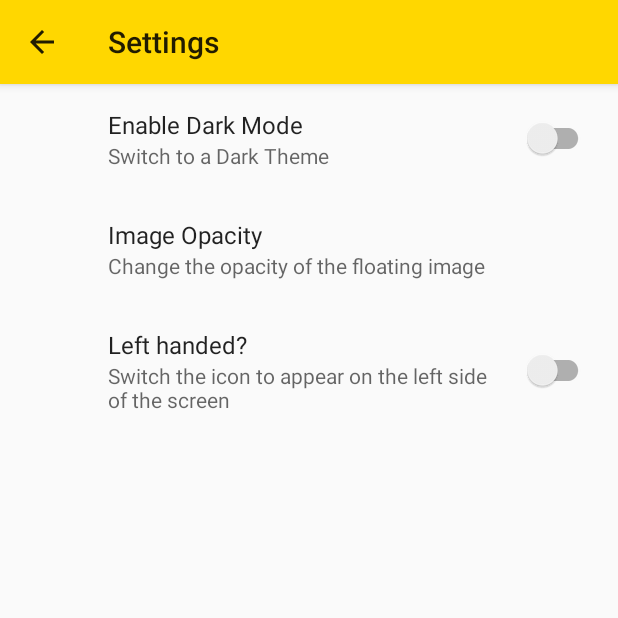
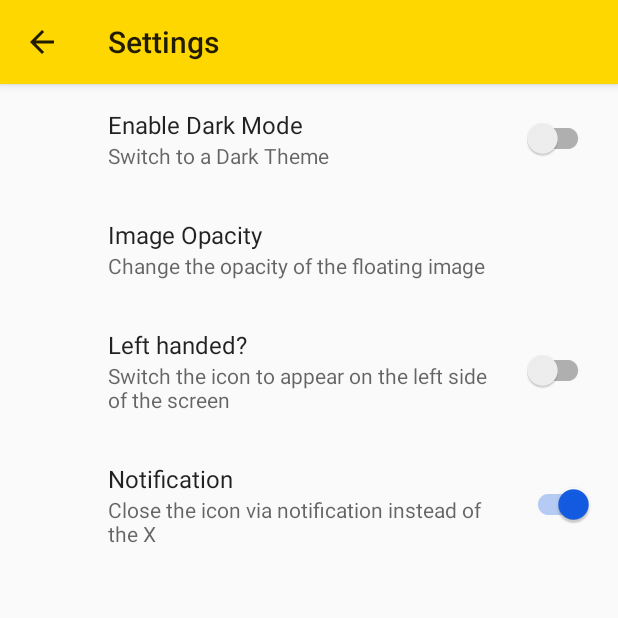
Before and after one commit to VicBow/HeroesHelperFree, an Android app: the SettingsActivity screen opened directly, with no data from a screen before it, on a phone screen of 412 x 824 dp, the top half of it. Run offline under Robolectric (Android 15) with nearby library versions, the phone set to English and light mode, and no system bars; our stand-ins replace androidx.preference.

Commit message:
Set a default value for transparency and added the persistent notification feature to close the app.

```diff
--- a/app/src/main/java/motivationalapps/heroeshelperFree/ActionReceiver.java
+++ b/app/src/main/java/motivationalapps/heroeshelperFree/ActionReceiver.java
@@ -3,18 +3,14 @@ package motivationalapps.heroeshelperFree;
 import android.content.BroadcastReceiver;
 import android.content.Context;
 import android.content.Intent;
-import android.widget.Toast;
 
 public class ActionReceiver extends BroadcastReceiver {
     @Override
     public void onReceive(Context context, Intent intent) {
         String action = intent.getStringExtra("close");
         if (action.equals("closeIcon")) {
-            Toast.makeText(context, "Close the icon!", Toast.LENGTH_LONG).show();
+            //Toast.makeText(context, "Close the icon!", Toast.LENGTH_LONG).show();
             FloatingWidgetService.closeItem("icon");
-        }
-        else if (action.equals("closeApp")) {
-            Toast.makeText(context, "Close the apps!", Toast.LENGTH_LONG).show();
         }
     }
 }
--- a/app/src/main/java/motivationalapps/heroeshelperFree/SettingsActivity.java
+++ b/app/src/main/java/motivationalapps/heroeshelperFree/SettingsActivity.java
@@ -8,6 +8,7 @@ public class SettingsActivity extends AppCompatActivity {
     public static final String KEY_PREF_THEME = "theme_switch";
     public static final String KEY_PREF_TRANSPARENT = "transparent_preference";
     public static final String KEY_PREF_HAND = "hand_switch";
+    public static final String KEY_PREF_NOTIFICATION = "notification_switch";
 
     @Override
     protected void onCreate(Bundle savedInstanceState) {
--- a/app/src/main/res/values/strings.xml
+++ b/app/src/main/res/values/strings.xml
@@ -8,7 +8,7 @@
         y is for any design change
         z is for content changes, corrections
     -->
-    <string name="last_updated">Last Updated: 06 Jul 2018 \nv3.5.14</string>
+    <string name="last_updated">Last Updated: 07 Jul 2018 \nv3.5.14</string>
 
     <string name="feedback">Submit Feedback</string>
     <string name="title_send_feedback">Send Feedback</string>
@@ -50,6 +50,8 @@
     <string name="opacity_summary">Change the opacity of the floating image</string>
     <string name="hand_title">Left handed?</string>
     <string name="hand_summary">Switch the icon to appear on the left side of the screen</string>
+    <string name="notification_title">Notification</string>
+    <string name="notification_summary">Close the icon via notification instead of the X</string>
 
     <string-array name="rating_stars">
         <item>&#9733; &#9733; &#9733; &#9733; &#9733;</item>
--- a/app/src/main/res/xml/preferences.xml
+++ b/app/src/main/res/xml/preferences.xml
@@ -12,7 +12,8 @@
         android:summary="@string/opacity_summary"
         android:inputType="number"
         android:entries="@array/opacity_array"
-        android:entryValues="@array/opacity_values" />
+        android:entryValues="@array/opacity_values"
+        android:defaultValue="255"/>
 
     <android.support.v7.preference.SwitchPreferenceCompat
         android:defaultValue="false"
@@ -20,4 +21,10 @@
         android:summary="@string/hand_summary"
         android:title="@string/hand_title" />
 
+    <android.support.v7.preference.SwitchPreferenceCompat
+        android:defaultValue="true"
+        android:key="notification_switch"
+        android:summary="@string/notification_summary"
+        android:title="@string/notification_title" />
+
 </PreferenceScreen>
```
Also changed, not shown: app/src/main/java/motivationalapps/heroeshelperFree/FloatingWidgetService.java (+19 -9 lines), 2 other files.
